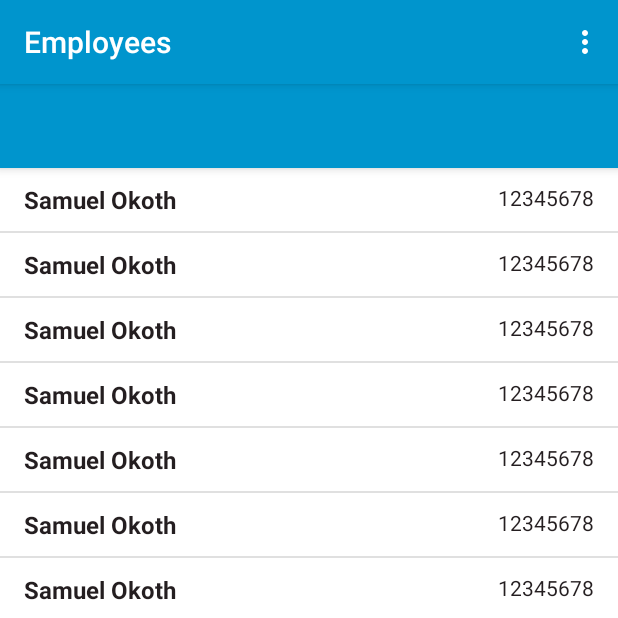
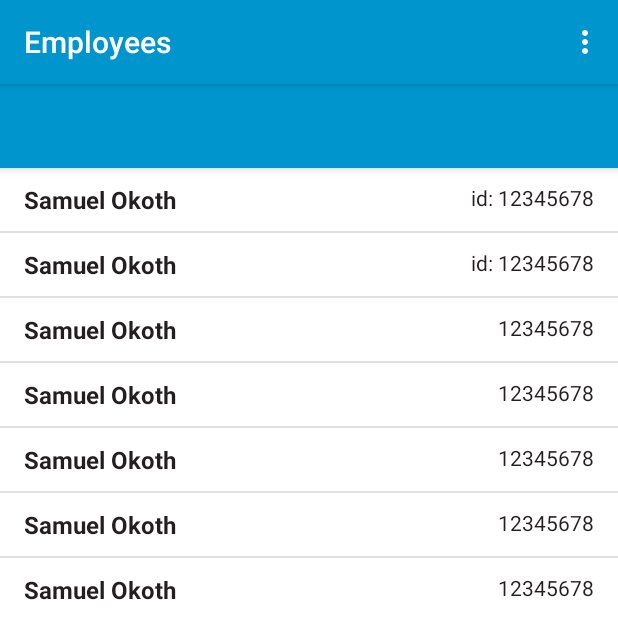
Before and after one commit to SamuelOkoth/Sanergy, an Android app: the screen it shows after launch once a user with an empty profile is signed in (MainActivity), on a phone screen of 412 x 824 dp, the top half of it. Run offline under Robolectric (Android 15) with nearby library versions, the phone set to English and light mode, and no system bars; our stand-ins replace ButterKnife, Firebase (no records; nobody signed in at launch, a user with empty details on screens opened directly).

Commit message:
this commit alters the id no structure

```diff
--- a/app/src/main/java/com/moringa/sanergyapp/MainActivity.java
+++ b/app/src/main/java/com/moringa/sanergyapp/MainActivity.java
@@ -45,10 +45,10 @@ public class MainActivity extends AppCompatActivity {
     }
 
     private void prepareMovieData() {
-        Employees employees = new Employees("Samuel Okoth", "12345678");
+        Employees employees = new Employees("Samuel Okoth", "id: 12345678");
         employeesList.add(employees);
 
-        employees = new Employees("Samuel Okoth", "12345678");
+        employees = new Employees("Samuel Okoth", "id: 12345678");
         employeesList.add(employees);
 
         employees = new Employees("Samuel Okoth",  "12345678");
```
